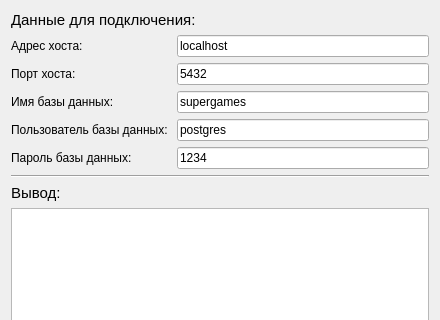
First picture: the form in sem5/supergames-qt/connectiondialog.ui, repository faurkonig/i-love-karpov, before the edit; both pictures show x 0 to 440 and y 0 to 320 of the 440 by 561 pixel window.
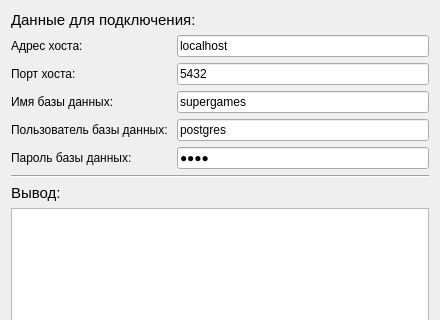
Second picture: the form after the edit.

Commit message:
Guest mode for super games is completed
Now you can view games from database without account

```diff
--- a/sem5/supergames-qt/connectiondialog.ui
+++ b/sem5/supergames-qt/connectiondialog.ui
@@ -144,6 +144,9 @@
          <property name="text">
           <string>1234</string>
          </property>
+         <property name="echoMode">
+          <enum>QLineEdit::Password</enum>
+         </property>
         </widget>
        </item>
       </layout>
```
Left out of the diff: 2 changed lines with no effect on the pictures. The commit also changes 25 other files.
